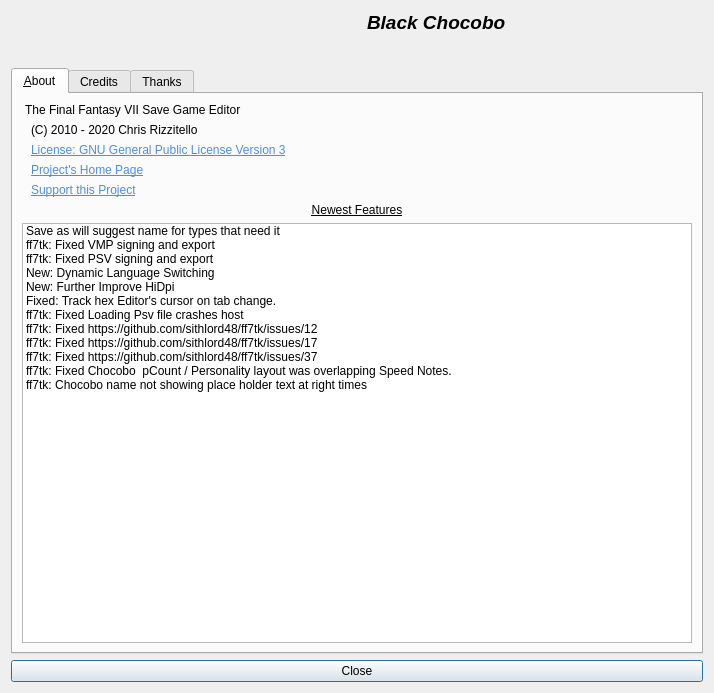
Before: the Qt Designer form about.ui in sithlord48/blackchocobo, drawn with Qt 5.
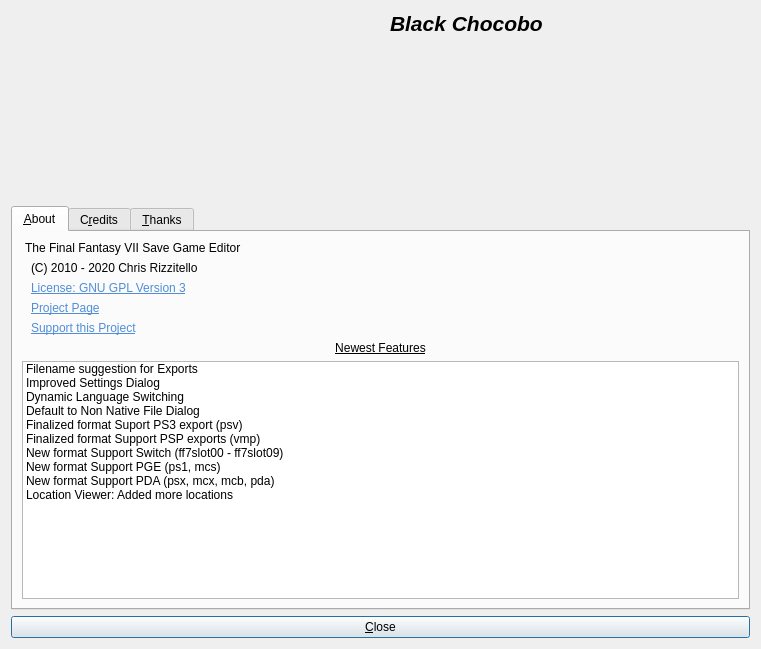
After: the same form once the commit is applied. Icons and pictures are not drawn.

Patch:
```diff
--- a/about.ui
+++ b/about.ui
@@ -9,8 +9,8 @@
    <rect>
     <x>0</x>
     <y>0</y>
-    <width>714</width>
-    <height>693</height>
+    <width>761</width>
+    <height>649</height>
    </rect>
   </property>
   <property name="windowTitle">
@@ -54,7 +54,7 @@
         <widget class="QLabel" name="lbl_name">
          <property name="font">
           <font>
-           <pointsize>14</pointsize>
+           <pointsize>16</pointsize>
            <weight>75</weight>
            <italic>true</italic>
            <bold>true</bold>
@@ -76,6 +76,11 @@
        </item>
        <item>
         <widget class="QLabel" name="lbl_bc_version">
+         <property name="font">
+          <font>
+           <pointsize>11</pointsize>
+          </font>
+         </property>
          <property name="smaller_text" stdset="0">
           <bool>true</bool>
          </property>
@@ -83,11 +88,29 @@
        </item>
        <item>
         <widget class="QLabel" name="lbl_qt_version">
+         <property name="font">
+          <font>
+           <pointsize>11</pointsize>
+          </font>
+         </property>
          <property name="smaller_text" stdset="0">
           <bool>true</bool>
          </property>
         </widget>
        </item>
+       <item>
+        <spacer name="verticalSpacer">
+         <property name="orientation">
+          <enum>Qt::Vertical</enum>
+         </property>
+         <property name="sizeHint" stdset="0">
+          <size>
+           <width>20</width>
+           <height>40</height>
+          </size>
+         </property>
+        </spacer>
+       </item>
       </layout>
      </item>
     </layout>
@@ -135,7 +158,7 @@
 &lt;html&gt;&lt;head&gt;&lt;meta name=&quot;qrichtext&quot; content=&quot;1&quot; /&gt;&lt;style type=&quot;text/css&quot;&gt;
 p, li { white-space: pre-wrap; }
 &lt;/style&gt;&lt;/head&gt;&lt;body style=&quot; font-family:'Ubuntu'; font-size:9pt; font-weight:400; font-style:normal;&quot;&gt;
-&lt;p style=&quot; margin-top:0px; margin-bottom:0px; margin-left:0px; margin-right:0px; -qt-block-indent:0; text-indent:0px;&quot;&gt;&lt;a href=&quot;http://www.gnu.org/licenses/gpl.html&quot;&gt;&lt;span style=&quot; text-decoration: underline; color:#508ed8;&quot;&gt;License: GNU General Public License Version 3&lt;/span&gt;&lt;/a&gt;&lt;/p&gt;&lt;/body&gt;&lt;/html&gt;</string>
+&lt;p style=&quot; margin-top:0px; margin-bottom:0px; margin-left:0px; margin-right:0px; -qt-block-indent:0; text-indent:0px;&quot;&gt;&lt;a href=&quot;http://www.gnu.org/licenses/gpl.html&quot;&gt;&lt;span style=&quot; text-decoration: underline; color:#508ed8;&quot;&gt;License: GNU GPL Version 3&lt;/span&gt;&lt;/a&gt;&lt;/p&gt;&lt;/body&gt;&lt;/html&gt;</string>
          </property>
          <property name="indent">
           <number>9</number>
@@ -152,7 +175,7 @@
 &lt;html&gt;&lt;head&gt;&lt;meta name=&quot;qrichtext&quot; content=&quot;1&quot; /&gt;&lt;style type=&quot;text/css&quot;&gt;
 p, li { white-space: pre-wrap; }
 &lt;/style&gt;&lt;/head&gt;&lt;body style=&quot; font-family:'Ubuntu'; font-size:9pt; font-weight:400; font-style:normal;&quot;&gt;
-&lt;p style=&quot; margin-top:0px; margin-bottom:0px; margin-left:0px; margin-right:0px; -qt-block-indent:0; text-indent:0px;&quot;&gt;&lt;a href=&quot;http://blackchocobo.sourceforge.net&quot;&gt;&lt;span style=&quot; text-decoration: underline; color:#508ed8;&quot;&gt;Project's Home Page&lt;/span&gt;&lt;/a&gt;&lt;/p&gt;&lt;/body&gt;&lt;/html&gt;</string>
+&lt;p style=&quot; margin-top:0px; margin-bottom:0px; margin-left:0px; margin-right:0px; -qt-block-indent:0; text-indent:0px;&quot;&gt;&lt;a href=&quot;http://blackchocobo.sourceforge.net&quot;&gt;&lt;span style=&quot; text-decoration: underline; color:#508ed8;&quot;&gt;Project Page&lt;/span&gt;&lt;/a&gt;&lt;/p&gt;&lt;/body&gt;&lt;/html&gt;</string>
          </property>
          <property name="indent">
           <number>9</number>
@@ -210,62 +233,52 @@
          </property>
          <item>
           <property name="text">
-           <string>Save as will suggest name for types that need it</string>
+           <string>Filename suggestion for Exports</string>
           </property>
          </item>
          <item>
           <property name="text">
-           <string>ff7tk: Fixed VMP signing and export</string>
+           <string>Improved Settings Dialog</string>
           </property>
          </item>
          <item>
           <property name="text">
-           <string>ff7tk: Fixed PSV signing and export</string>
+           <string>Dynamic Language Switching</string>
           </property>
          </item>
          <item>
           <property name="text">
-           <string>New: Dynamic Language Switching</string>
+           <string>Default to Non Native File Dialog</string>
           </property>
          </item>
          <item>
           <property name="text">
-           <string>New: Further Improve HiDpi</string>
+           <string>Finalized format Suport PS3 export (psv)</string>
           </property>
          </item>
          <item>
           <property name="text">
-           <string>Fixed: Track hex Editor's cursor on tab change.</string>
+           <string>Finalized format Support PSP exports (vmp) </string>
           </property>
          </item>
          <item>
           <property name="text">
-           <string>ff7tk: Fixed Loading Psv file crashes host</string>
+           <string>New format Support Switch (ff7slot00 - ff7slot09)</string>
           </property>
          </item>
          <item>
           <property name="text">
-           <string>ff7tk: Fixed https://github.com/sithlord48/ff7tk/issues/12</string>
+           <string>New format Support PGE (ps1, mcs)</string>
           </property>
          </item>
          <item>
           <property name="text">
-           <string>ff7tk: Fixed https://github.com/sithlord48/ff7tk/issues/17</string>
+           <string>New format Support PDA (psx, mcx, mcb, pda)</string>
           </property>
          </item>
          <item>
           <property name="text">
-           <string>ff7tk: Fixed https://github.com/sithlord48/ff7tk/issues/37</string>
-          </property>
-         </item>
-         <item>
-          <property name="text">
-           <string>ff7tk: Fixed Chocobo  pCount / Personality layout was overlapping Speed Notes.</string>
-          </property>
-         </item>
-         <item>
-          <property name="text">
-           <string>ff7tk: Chocobo name not showing place holder text at right times</string>
+           <string>Location Viewer: Added more locations</string>
           </property>
          </item>
         </widget>
@@ -274,7 +287,7 @@
      </widget>
      <widget class="QWidget" name="tab_programers">
       <attribute name="title">
-       <string>Credits</string>
+       <string>C&amp;redits</string>
       </attribute>
       <layout class="QVBoxLayout" name="_7">
        <item>
@@ -860,7 +873,7 @@
      </widget>
      <widget class="QWidget" name="tab_thanks">
       <attribute name="title">
-       <string>Thanks</string>
+       <string>&amp;Thanks</string>
       </attribute>
       <layout class="QVBoxLayout" name="_26">
        <item>
@@ -1022,7 +1035,7 @@
    <item>
     <widget class="QPushButton" name="pushButton">
      <property name="text">
-      <string>Close</string>
+      <string>&amp;Close</string>
      </property>
     </widget>
    </item>
```
Left out of the diff: 6 changed lines with no effect on the pictures.
